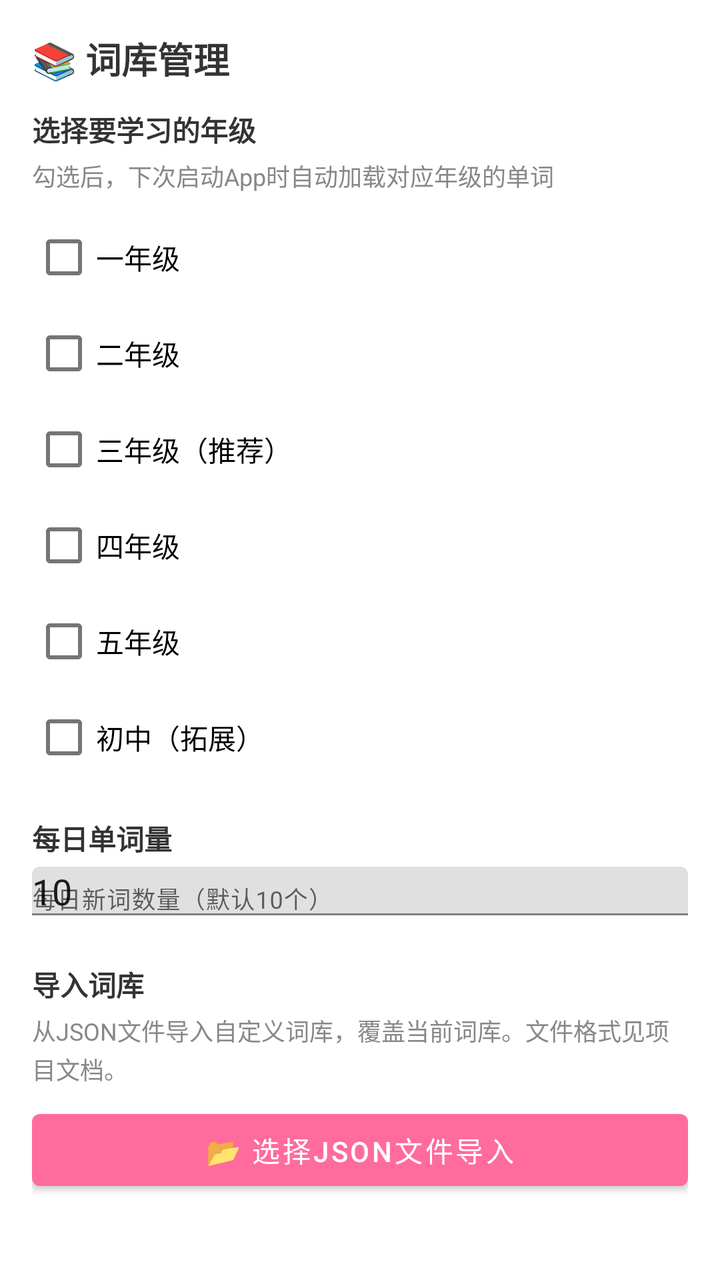
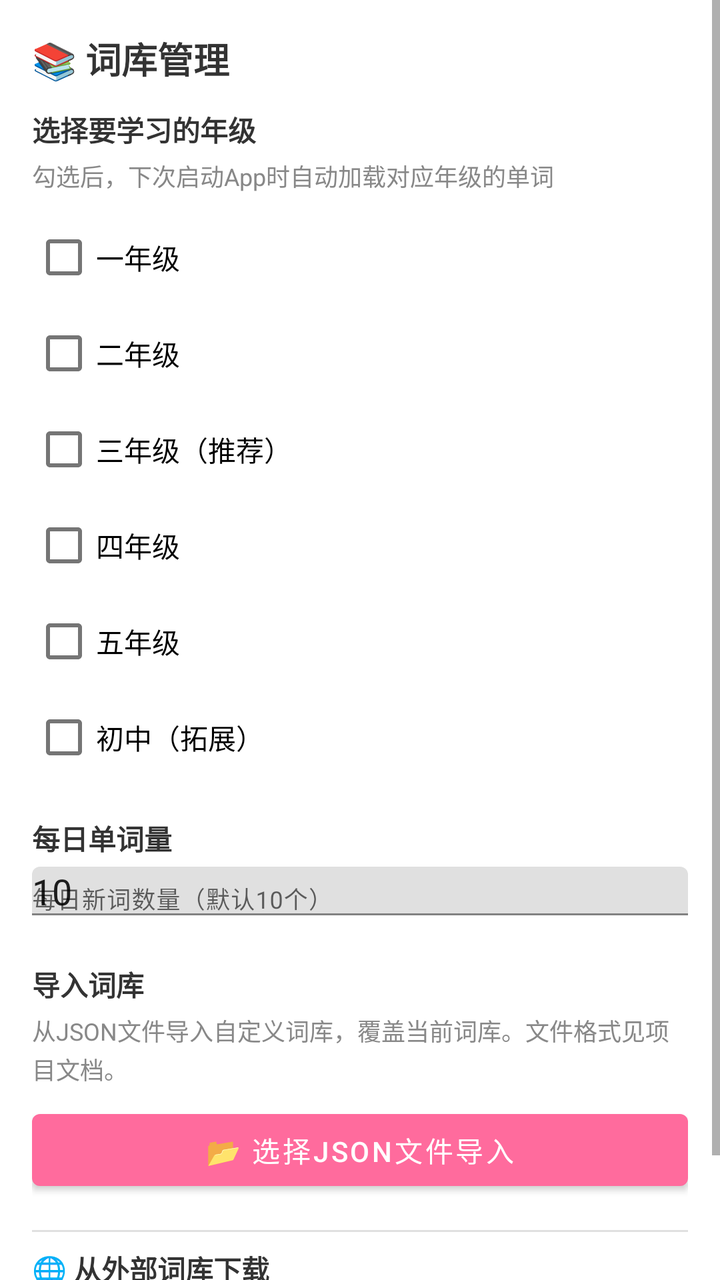

The first picture is an Android layout as it rendered before a commit; the second is the same layout after the commit. The layout source and the unified diff follow.
<!-- AndroidManifest.xml: application theme Theme.HabitTracker -->
<!-- res/layout/dialog_wordbank.xml -->
<?xml version="1.0" encoding="utf-8"?>
<ScrollView xmlns:android="http://schemas.android.com/apk/res/android"
    android:layout_width="match_parent"
    android:layout_height="wrap_content">

    <LinearLayout
        android:layout_width="match_parent"
        android:layout_height="wrap_content"
        android:orientation="vertical"
        android:padding="16dp">

        <TextView
            android:layout_width="match_parent"
            android:layout_height="wrap_content"
            android:text="📚 词库管理"
            android:textSize="18sp"
            android:textStyle="bold"
            android:textColor="@color/text_primary"
            android:layout_marginBottom="12dp" />

        
        <TextView
            android:layout_width="match_parent"
            android:layout_height="wrap_content"
            android:text="选择要学习的年级"
            android:textSize="14sp"
            android:textStyle="bold"
            android:textColor="@color/text_primary"
            android:layout_marginBottom="4dp" />

        <TextView
            android:layout_width="match_parent"
            android:layout_height="wrap_content"
            android:text="勾选后，下次启动App时自动加载对应年级的单词"
            android:textSize="12sp"
            android:textColor="@color/text_secondary"
            android:layout_marginBottom="8dp" />

        <CheckBox
            android:id="@+id/cb_grade1"
            android:layout_width="match_parent"
            android:layout_height="wrap_content"
            android:text="一年级"
            android:textSize="14sp" />

        <CheckBox
            android:id="@+id/cb_grade2"
            android:layout_width="match_parent"
            android:layout_height="wrap_content"
            android:text="二年级"
            android:textSize="14sp" />

        <CheckBox
            android:id="@+id/cb_grade3"
            android:layout_width="match_parent"
            android:layout_height="wrap_content"
            android:text="三年级（推荐）"
            android:textSize="14sp" />

        <CheckBox
            android:id="@+id/cb_grade4"
            android:layout_width="match_parent"
            android:layout_height="wrap_content"
            android:text="四年级"
            android:textSize="14sp" />

        <CheckBox
            android:id="@+id/cb_grade5"
            android:layout_width="match_parent"
            android:layout_height="wrap_content"
            android:text="五年级"
            android:textSize="14sp" />

        <CheckBox
            android:id="@+id/cb_grade_junior"
            android:layout_width="match_parent"
            android:layout_height="wrap_content"
            android:text="初中（拓展）"
            android:textSize="14sp" />

        
        <TextView
            android:layout_width="match_parent"
            android:layout_height="wrap_content"
            android:text="每日单词量"
            android:textSize="14sp"
            android:textStyle="bold"
            android:textColor="@color/text_primary"
            android:layout_marginTop="16dp"
            android:layout_marginBottom="4dp" />

        <com.google.android.material.textfield.TextInputLayout
            android:layout_width="match_parent"
            android:layout_height="wrap_content"
            android:hint="每日新词数量（默认10个）"
            android:layout_marginBottom="16dp">

            <android.widget.EditText
                android:id="@+id/et_daily_words"
                android:layout_width="match_parent"
                android:layout_height="wrap_content"
                android:inputType="number"
                android:text="10" />

        </com.google.android.material.textfield.TextInputLayout>

        
        <TextView
            android:layout_width="match_parent"
            android:layout_height="wrap_content"
            android:text="导入词库"
            android:textSize="14sp"
            android:textStyle="bold"
            android:textColor="@color/text_primary"
            android:layout_marginTop="8dp"
            android:layout_marginBottom="4dp" />

        <TextView
            android:layout_width="match_parent"
            android:layout_height="wrap_content"
            android:text="从JSON文件导入自定义词库，覆盖当前词库。文件格式见项目文档。"
            android:textSize="12sp"
            android:textColor="@color/text_secondary"
            android:lineSpacingExtra="2dp"
            android:layout_marginBottom="8dp" />

        <Button
            android:id="@+id/btn_import_wordbank"
            android:layout_width="match_parent"
            android:layout_height="48dp"
            android:text="📂 选择JSON文件导入"
            android:textSize="14sp" />

    </LinearLayout>
</ScrollView>
<!-- resources referenced by this layout -->
<resources>
  <color name="text_primary">#333333</color>
  <color name="text_secondary">#888888</color>
  <style name="Theme.HabitTracker" parent="Theme.MaterialComponents.Light.NoActionBar">
          <item name="colorPrimary">@color/child_pink</item>
          <item name="colorPrimaryVariant">@color/child_pink_light</item>
          <item name="colorOnPrimary">@color/white</item>
          <item name="colorSecondary">@color/child_green</item>
          <item name="android:statusBarColor">@color/child_pink_light</item>
      </style>
  <color name="child_pink">#FF6B9D</color>
  <color name="child_pink_light">#FFF0F5</color>
  <color name="white">#FFFFFF</color>
  <color name="child_green">#4CAF50</color>
</resources>

<!-- the commit's change to res/layout/dialog_wordbank.xml (unified diff, before → after) -->
@@ -131,5 +131,38 @@
             android:text="📂 选择JSON文件导入"
             android:textSize="14sp" />
 
+        
+        <View
+            android:layout_width="match_parent"
+            android:layout_height="1dp"
+            android:background="#E0E0E0"
+            android:layout_marginTop="16dp"
+            android:layout_marginBottom="8dp" />
+
+        
+        <TextView
+            android:layout_width="match_parent"
+            android:layout_height="wrap_content"
+            android:text="🌐 从外部词库下载"
+            android:textSize="14sp"
+            android:textStyle="bold"
+            android:textColor="@color/text_primary"
+            android:layout_marginBottom="4dp" />
+
+        <TextView
+            android:layout_width="match_parent"
+            android:layout_height="wrap_content"
+            android:text="从开源词库下载并直接使用，自动兼容多种格式。下载后可预览确认。"
+            android:textSize="12sp"
+            android:textColor="@color/text_secondary"
+            android:lineSpacingExtra="2dp"
+            android:layout_marginBottom="8dp" />
+
+        <LinearLayout
+            android:id="@+id/layout_external_sources"
+            android:layout_width="match_parent"
+            android:layout_height="wrap_content"
+            android:orientation="vertical" />
+
     </LinearLayout>
 </ScrollView>
